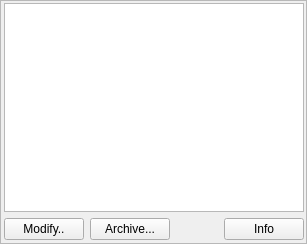
First picture: the form in ui/windows/settings/sessionsettingspane.ui, repository smartboyhw/speechcontrol, before the edit.
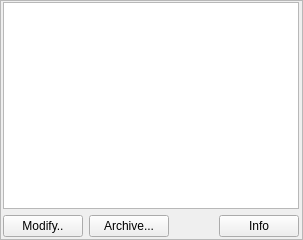
Second picture: the form after the edit.

```diff
--- a/ui/windows/settings/sessionsettingspane.ui
+++ b/ui/windows/settings/sessionsettingspane.ui
@@ -6,8 +6,8 @@
    <rect>
     <x>0</x>
     <y>0</y>
-    <width>307</width>
-    <height>244</height>
+    <width>303</width>
+    <height>240</height>
    </rect>
   </property>
   <property name="sizePolicy">
@@ -28,10 +28,10 @@
   <widget class="QWidget" name="gridLayoutWidget">
    <property name="geometry">
     <rect>
-     <x>4</x>
-     <y>3</y>
-     <width>300</width>
-     <height>237</height>
+     <x>3</x>
+     <y>2</y>
+     <width>296</width>
+     <height>235</height>
     </rect>
    </property>
    <layout class="QGridLayout" name="gridLayout">
```
Left out of the diff: 32 changed lines with no effect on the pictures.
